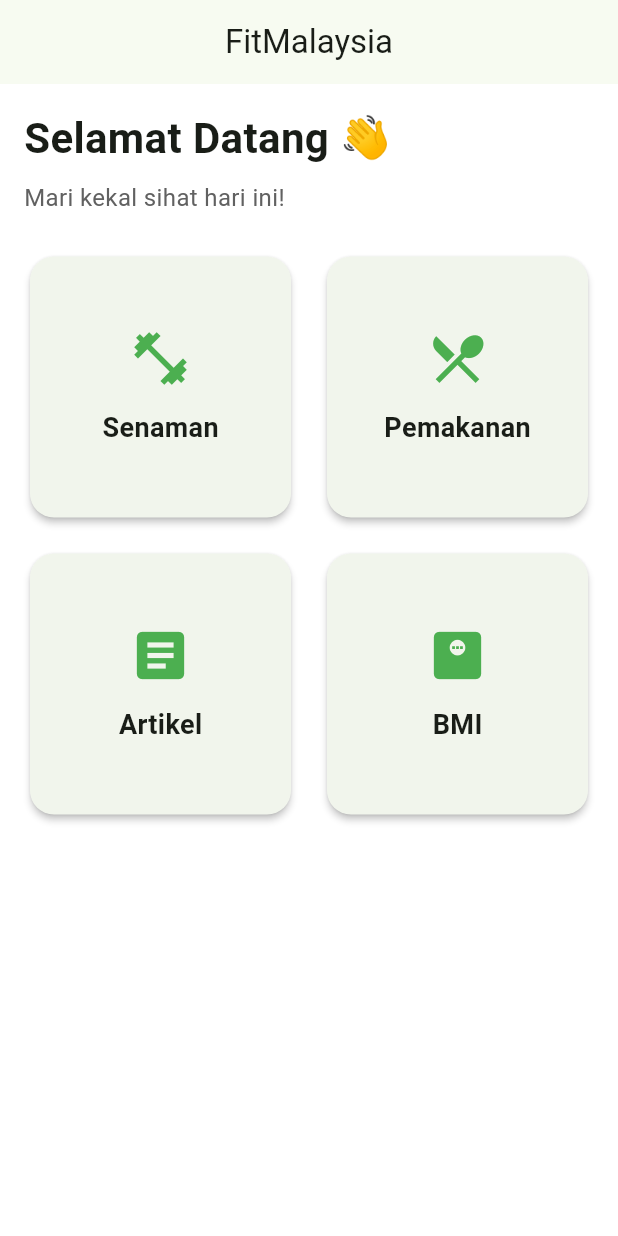
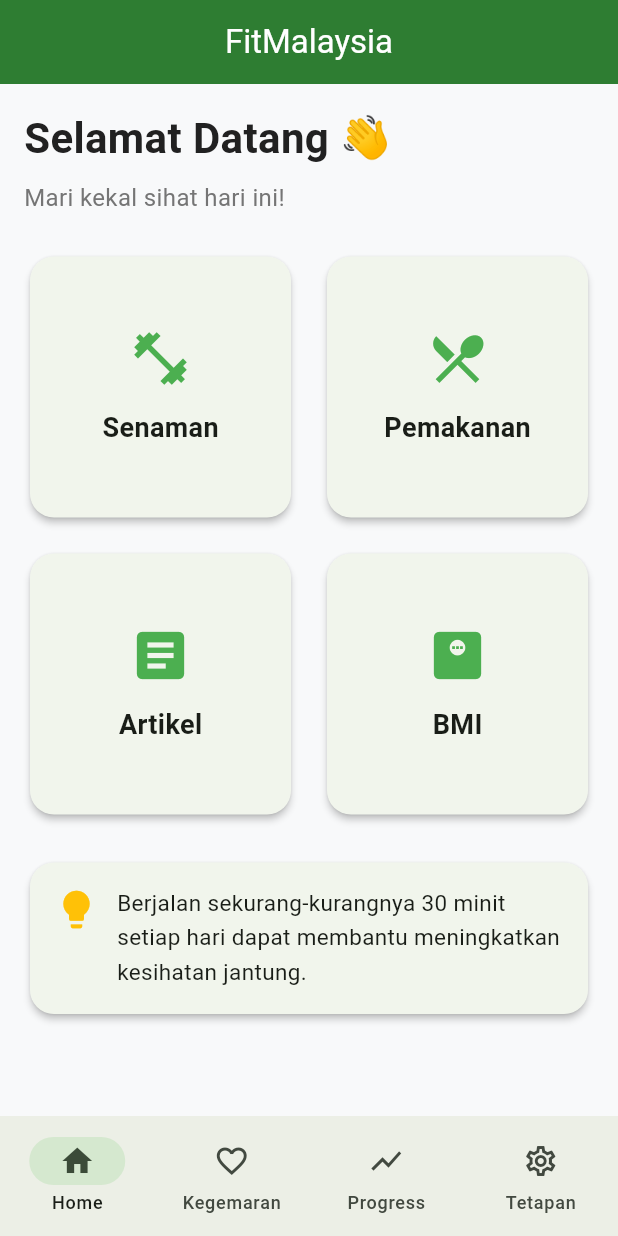
Before and after one commit to daddyizz/FitMalaysia, a Flutter app: the screen it shows after launch, on a phone screen of 412 x 824 dp. Run offline on Flutter 3.47's test engine with Material 3 defaults, Android fonts, the phone set to English and light mode, and no system bars.

Commit message:
Sprint 5 - Add bottom navigation and dashboard

```diff
--- /dev/null
+++ b/lib/core/theme/app_colors.dart
@@ -0,0 +1,19 @@
+import 'package:flutter/material.dart';
+
+class AppColors {
+  AppColors._();
+
+  static const Color primary = Color(0xFF2E7D32);
+
+  static const Color secondary = Color(0xFF66BB6A);
+
+  static const Color background = Color(0xFFF8F9FA);
+
+  static const Color card = Colors.white;
+
+  static const Color textPrimary = Color(0xFF212121);
+
+  static const Color textSecondary = Color(0xFF757575);
+
+  static const Color accent = Color(0xFFFFC107);
+}
--- a/lib/features/home/home_screen.dart
+++ b/lib/features/home/home_screen.dart
@@ -1,6 +1,8 @@
 import 'package:flutter/material.dart';
 
+import '../../core/theme/app_colors.dart';
 import 'widgets/feature_card.dart';
+import 'widgets/health_tip_card.dart';
 
 class HomeScreen extends StatelessWidget {
   const HomeScreen({super.key});
@@ -8,10 +10,14 @@ class HomeScreen extends StatelessWidget {
   @override
   Widget build(BuildContext context) {
     return Scaffold(
+      backgroundColor: AppColors.background,
       appBar: AppBar(
+        backgroundColor: AppColors.primary,
+        foregroundColor: Colors.white,
+        elevation: 0,
         title: const Text('FitMalaysia'),
       ),
-      body: Padding(
+      body: SingleChildScrollView(
         padding: const EdgeInsets.all(16),
         child: Column(
           crossAxisAlignment: CrossAxisAlignment.start,
@@ -21,45 +27,79 @@ class HomeScreen extends StatelessWidget {
               style: TextStyle(
                 fontSize: 28,
                 fontWeight: FontWeight.bold,
+                color: AppColors.textPrimary,
               ),
             ),
-
             const SizedBox(height: 8),
-
-            Text(
+            const Text(
               'Mari kekal sihat hari ini!',
               style: TextStyle(
                 fontSize: 16,
-                color: Colors.grey.shade700,
+                color: AppColors.textSecondary,
               ),
+            ),
+            const SizedBox(height: 24),
+
+            GridView.count(
+              shrinkWrap: true,
+              physics: const NeverScrollableScrollPhysics(),
+              crossAxisCount: 2,
+              crossAxisSpacing: 16,
+              mainAxisSpacing: 16,
+              childAspectRatio: 1,
+              children: [
+                FeatureCard(
+                  icon: Icons.fitness_center,
+                  title: 'Senaman',
+                  onTap: () {
+                    ScaffoldMessenger.of(context).showSnackBar(
+                      const SnackBar(
+                        content: Text('Modul Senaman akan datang 🚀'),
+                      ),
+                    );
+                  },
+                ),
+                FeatureCard(
+                  icon: Icons.restaurant_menu,
+                  title: 'Pemakanan',
+                  onTap: () {
+                    ScaffoldMessenger.of(context).showSnackBar(
+                      const SnackBar(
+                        content: Text('Modul Pemakanan akan datang 🚀'),
+                      ),
+                    );
+                  },
+                ),
+                FeatureCard(
+                  icon: Icons.article,
+                  title: 'Artikel',
+                  onTap: () {
+                    ScaffoldMessenger.of(context).showSnackBar(
+                      const SnackBar(
+                        content: Text('Modul Artikel akan datang 🚀'),
+                      ),
+                    );
+                  },
+                ),
+                FeatureCard(
+                  icon: Icons.monitor_weight,
+                  title: 'BMI',
+                  onTap: () {
+                    ScaffoldMessenger.of(context).showSnackBar(
+                      const SnackBar(
+                        content: Text('Modul BMI akan datang 🚀'),
+                      ),
+                    );
+                  },
+                ),
+              ],
             ),
 
             const SizedBox(height: 24),
 
-            Expanded(
-              child: GridView.count(
-                crossAxisCount: 2,
-                crossAxisSpacing: 16,
-                mainAxisSpacing: 16,
-                children: const [
-                  FeatureCard(
-                    icon: Icons.fitness_center,
-                    title: 'Senaman',
-                  ),
-                  FeatureCard(
-                    icon: Icons.restaurant_menu,
-                    title: 'Pemakanan',
-                  ),
-                  FeatureCard(
-                    icon: Icons.article,
-                    title: 'Artikel',
-                  ),
-                  FeatureCard(
-                    icon: Icons.monitor_weight,
-                    title: 'BMI',
-                  ),
-                ],
-              ),
+            const HealthTipCard(
+              tip:
+              'Berjalan sekurang-kurangnya 30 minit setiap hari dapat membantu meningkatkan kesihatan jantung.',
             ),
           ],
         ),
--- /dev/null
+++ b/lib/features/home/widgets/health_tip_card.dart
@@ -0,0 +1,43 @@
+import 'package:flutter/material.dart';
+
+class HealthTipCard extends StatelessWidget {
+  final String tip;
+
+  const HealthTipCard({
+    super.key,
+    required this.tip,
+  });
+
+  @override
+  Widget build(BuildContext context) {
+    return Card(
+      elevation: 2,
+      shape: RoundedRectangleBorder(
+        borderRadius: BorderRadius.circular(16),
+      ),
+      child: Padding(
+        padding: const EdgeInsets.all(16),
+        child: Row(
+          crossAxisAlignment: CrossAxisAlignment.start,
+          children: [
+            const Icon(
+              Icons.lightbulb,
+              color: Colors.amber,
+              size: 30,
+            ),
+            const SizedBox(width: 12),
+            Expanded(
+              child: Text(
+                tip,
+                style: const TextStyle(
+                  fontSize: 15,
+                  height: 1.5,
+                ),
+              ),
+            ),
+          ],
+        ),
+      ),
+    );
+  }
+}
--- /dev/null
+++ b/lib/features/navigation/main_navigation_screen.dart
@@ -0,0 +1,107 @@
+import 'package:flutter/material.dart';
+
+import '../home/home_screen.dart';
+
+class MainNavigationScreen extends StatefulWidget {
+  const MainNavigationScreen({super.key});
+
+  @override
+  State<MainNavigationScreen> createState() =>
+      _MainNavigationScreenState();
+}
+
+class _MainNavigationScreenState extends State<MainNavigationScreen> {
+  int _currentIndex = 0;
+
+  final List<Widget> _screens = const [
+    HomeScreen(),
+    _ComingSoonScreen(
+      title: 'Kegemaran',
+      icon: Icons.favorite,
+    ),
+    _ComingSoonScreen(
+      title: 'Progress',
+      icon: Icons.show_chart,
+    ),
+    _ComingSoonScreen(
+      title: 'Tetapan',
+      icon: Icons.settings,
+    ),
+  ];
+
+  @override
+  Widget build(BuildContext context) {
+    return Scaffold(
+      body: IndexedStack(
+        index: _currentIndex,
+        children: _screens,
+      ),
+      bottomNavigationBar: NavigationBar(
+        selectedIndex: _currentIndex,
+        destinations: const [
+          NavigationDestination(
+            icon: Icon(Icons.home_outlined),
+            selectedIcon: Icon(Icons.home),
+            label: 'Home',
+          ),
+          NavigationDestination(
+            icon: Icon(Icons.favorite_border),
+            selectedIcon: Icon(Icons.favorite),
+            label: 'Kegemaran',
+          ),
+          NavigationDestination(
+            icon: Icon(Icons.show_chart_outlined),
+            selectedIcon: Icon(Icons.show_chart),
+            label: 'Progress',
+          ),
+          NavigationDestination(
+            icon: Icon(Icons.settings_outlined),
+            selectedIcon: Icon(Icons.settings),
+            label: 'Tetapan',
+          ),
+        ],
+        onDestinationSelected: (index) {
+          setState(() {
+            _currentIndex = index;
+          });
+        },
+      ),
+    );
+  }
+}
+
+class _ComingSoonScreen extends StatelessWidget {
+  final String title;
+  final IconData icon;
+
+  const _ComingSoonScreen({
+    required this.title,
+    required this.icon,
+  });
+
+  @override
+  Widget build(BuildContext context) {
+    return Scaffold(
+      appBar: AppBar(
+        title: Text(title),
+      ),
+      body: Center(
+        child: Column(
+          mainAxisAlignment: MainAxisAlignment.center,
+          children: [
+            Icon(icon, size: 80),
+            const SizedBox(height: 16),
+            Text(
+              '$title\nAkan Datang',
+              textAlign: TextAlign.center,
+              style: const TextStyle(
+                fontSize: 24,
+                fontWeight: FontWeight.bold,
+              ),
+            ),
+          ],
+        ),
+      ),
+    );
+  }
+}
--- a/lib/features/splash/splash_screen.dart
+++ b/lib/features/splash/splash_screen.dart
@@ -2,7 +2,7 @@ import 'dart:async';
 
 import 'package:flutter/material.dart';
 
-import '../home/home_screen.dart';
+import '../navigation/main_navigation_screen.dart';
 
 class SplashScreen extends StatefulWidget {
   const SplashScreen({super.key});
@@ -23,7 +23,7 @@ class _SplashScreenState extends State<SplashScreen> {
       Navigator.pushReplacement(
         context,
         MaterialPageRoute(
-          builder: (_) => const HomeScreen(),
+          builder: (_) => const MainNavigationScreen(),
         ),
       );
 
```
